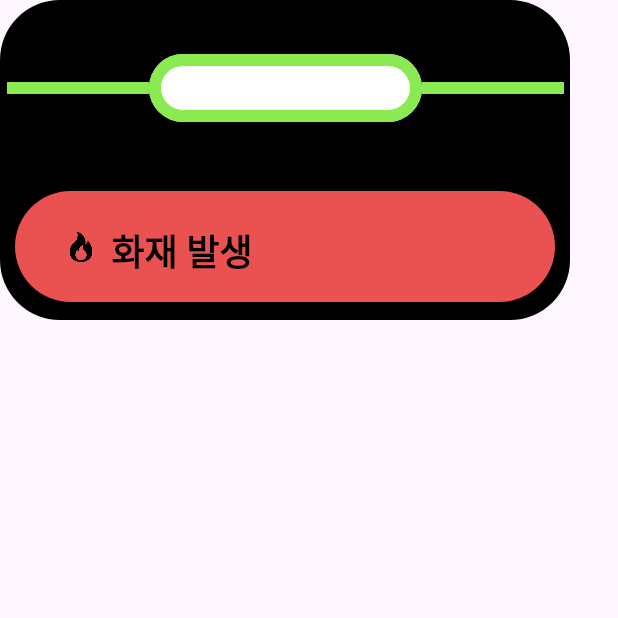
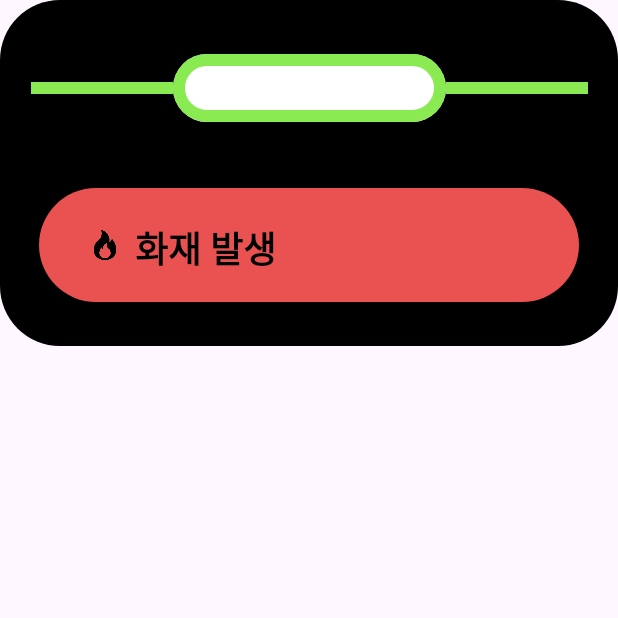
Before and after one commit to BangSungjoon/BulEya, an Android app built with Jetpack Compose: the composable FireStation called with empty values, on a phone screen of 412 x 824 dp, the top half of it. Run offline under Robolectric (Android 15) with nearby library versions, the phone set to English and light mode, and no system bars; our stand-ins replace Dagger/Hilt's generated code, livedata-compose; libraries missing offline, so code that uses them is left out: com.mapbox.geojson, com.mapbox.maps, org.altbeacon.beacon; pictures from the network do not load; 29 statements that could not run were skipped.

Commit message:
대피경로 가운데 정렬, ui 비율 조절 수정 중

```diff
--- a/mobile/app/src/main/java/com/ssafy/jangan_mobile/ui/component/FireStation.kt
+++ b/mobile/app/src/main/java/com/ssafy/jangan_mobile/ui/component/FireStation.kt
@@ -8,6 +8,7 @@ import androidx.compose.foundation.layout.Box
 import androidx.compose.foundation.layout.Column
 import androidx.compose.foundation.layout.Row
 import androidx.compose.foundation.layout.Spacer
+import androidx.compose.foundation.layout.aspectRatio
 import androidx.compose.foundation.layout.fillMaxWidth
 import androidx.compose.foundation.layout.height
 import androidx.compose.foundation.layout.padding
@@ -43,21 +44,23 @@ fun FireStation(
 ) {
     Column(
         modifier = Modifier
-            .width(380.dp)
-            .height(213.dp)
+            .aspectRatio(380f / 213f)
             .background(Color.Black, shape = RoundedCornerShape(size = 40.dp))
             .padding(top = 12.dp, bottom = 12.dp),
         horizontalAlignment = Alignment.CenterHorizontally
     ) {
+        // 🚉 역 정보 표시
+        Box(
+            modifier = Modifier
+                .width(380.dp)
+                .height(93.dp)
+                .padding(top = 24.dp, bottom = 24.dp),
+            contentAlignment = Alignment.Center
+        ) {
+            StationInfo(stationName = stationName)
+        }
 
-        Spacer(modifier = Modifier.height(24.dp))
-        // 🚉 역 정보 표시
-        StationInfo(stationName = stationName)
-
-        Spacer(modifier = Modifier.height(24.dp))
-        Spacer(modifier = Modifier.height(22.dp))
-
-
+        Spacer(modifier = Modifier.height(20.dp))
 
         // 🔥 화재 발생 상태 카드
         Row(
```
